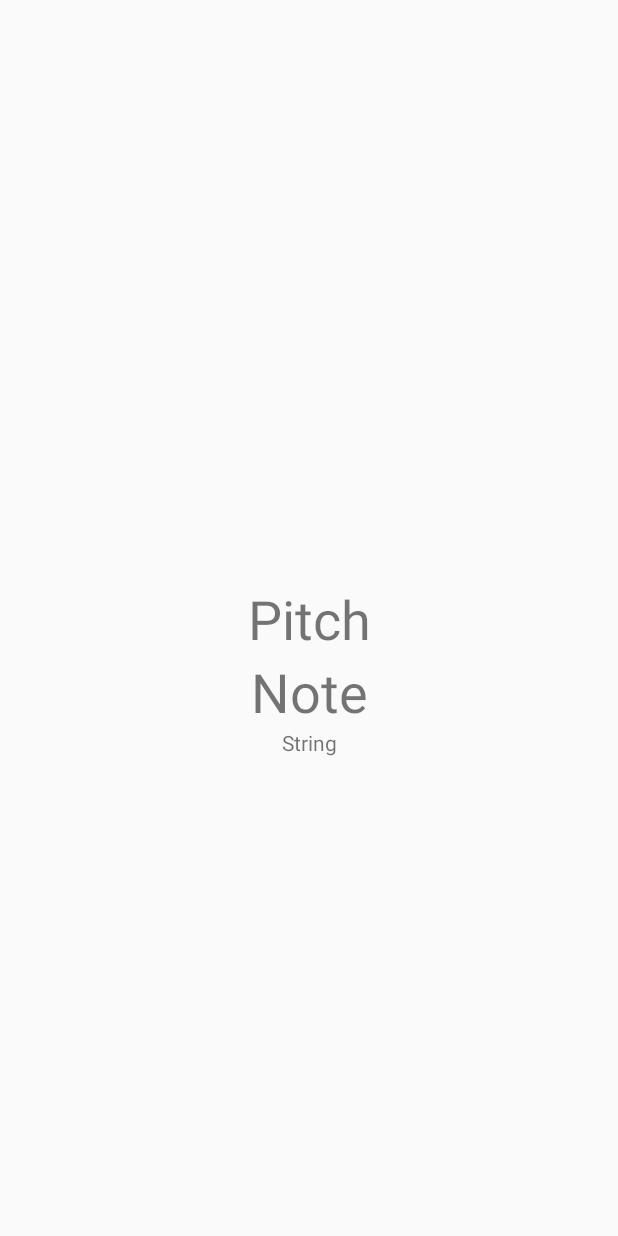
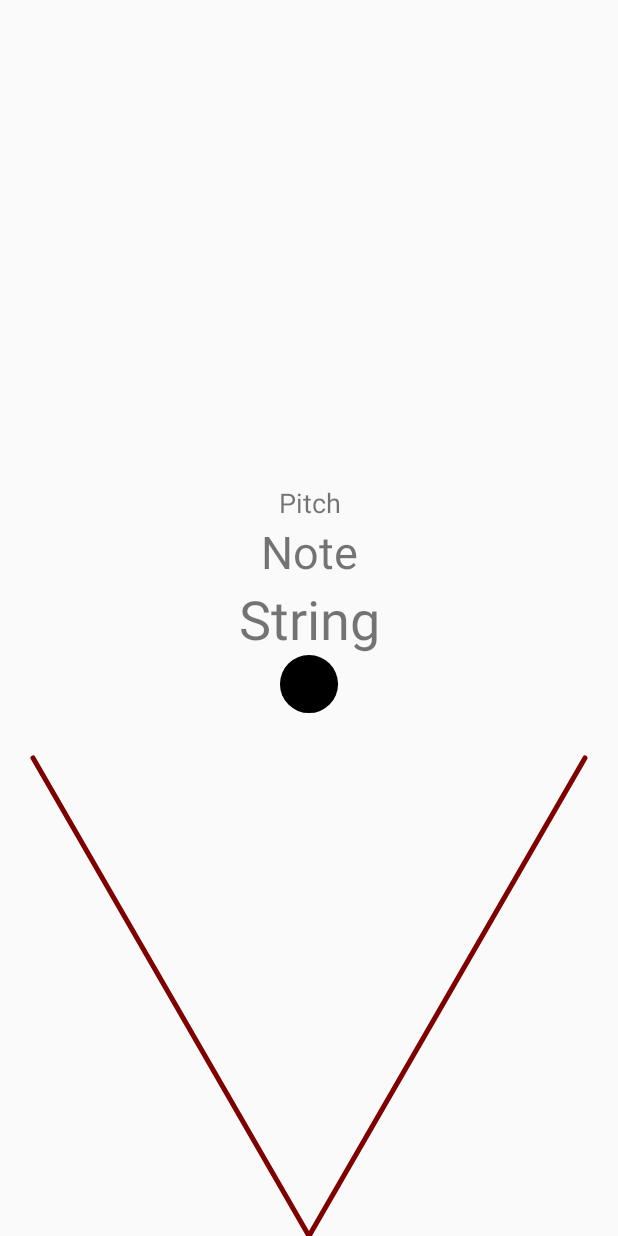
Before and after one commit to snapfractalpop/Guitar-Tuner, an Android app: the layout activity_main.xml on its own in the app's theme, with its tools: preview values and no code run, on a phone screen of 412 x 824 dp. Run offline under Robolectric (Android 15) with nearby library versions, the phone set to English and light mode, and no system bars.

Commit message:
Add permissions check, add pitch meter, fix lifecycle bug, add overtone detection.

```diff
--- a/app/src/main/AndroidManifest.xml
+++ b/app/src/main/AndroidManifest.xml
@@ -3,6 +3,7 @@
     package="com.joykraft.guitartuner">
 
     <uses-permission android:name="android.permission.RECORD_AUDIO" />
+
     <application
         android:allowBackup="true"
         android:icon="@mipmap/ic_launcher"
@@ -17,6 +18,7 @@
                 <category android:name="android.intent.category.LAUNCHER" />
             </intent-filter>
         </activity>
+        <activity android:name=".PermissionExplanation"></activity>
     </application>
 
 </manifest>
--- /dev/null
+++ b/app/src/main/java/com/joykraft/guitartuner/PitchMeter.java
@@ -0,0 +1,109 @@
+package com.joykraft.guitartuner;
+
+import android.content.Context;
+import android.graphics.Canvas;
+import android.graphics.Color;
+import android.graphics.Paint;
+import android.util.AttributeSet;
+import android.view.View;
+
+/**
+ * TODO: document your custom view class.
+ */
+public class PitchMeter extends View {
+
+    private float mPitchError;
+    private Paint mPaint = new Paint();
+    private float[] mHSV = new float[] {0, 1, 1};
+    private boolean mPitchDetected = false;
+
+    public PitchMeter(Context context) {
+        super(context);
+        init(null, 0);
+    }
+
+    public PitchMeter(Context context, AttributeSet attrs) {
+        super(context, attrs);
+        init(attrs, 0);
+    }
+
+    public PitchMeter(Context context, AttributeSet attrs, int defStyle) {
+        super(context, attrs, defStyle);
+        init(attrs, defStyle);
+    }
+
+    private void init(AttributeSet attrs, int defStyle) {
+        mPaint.setStrokeCap(Paint.Cap.ROUND);
+    }
+
+    void setPitchError(float error) {
+        mPitchError = error;
+        mPitchDetected = true;
+        invalidate();
+    }
+
+    void setPitchDetected(boolean pitchDetected) {
+        mPitchDetected = pitchDetected;
+        invalidate();
+    }
+
+    @Override
+    protected void onDraw(Canvas canvas) {
+        super.onDraw(canvas);
+
+        float width = getWidth();
+        float height = getHeight();
+
+        drawGauge(canvas, width, height);
+
+        if (mPitchDetected) {
+            drawNeedle(canvas, width, height);
+        }
+    }
+
+    private void drawGauge(Canvas canvas, float width, float height) {
+        canvas.save();
+
+        mPaint.setStrokeWidth(5);
+        mPaint.setColor(Color.rgb(127, 0, 0));
+        canvas.rotate(-30f, width / 2, height);
+        canvas.drawLine(width / 2, height, width / 2, height / 20, mPaint);
+        canvas.rotate(60f, width / 2, height);
+        canvas.drawLine(width / 2, height, width / 2, height / 20, mPaint);
+
+        canvas.restore();
+
+        int green = 0;
+
+        if (mPitchDetected) {
+            /* black to green as target is reached */
+            green = (int) (255f * (1f - 10f * Math.abs(mPitchError)));
+            green = Math.max(0, Math.min(green, 255));
+        }
+
+        mPaint.setColor(Color.rgb(0, green, 0));
+        canvas.drawCircle(width / 2, height / 20, height / 20, mPaint);
+    }
+
+    private void drawNeedle(Canvas canvas, float width, float height) {
+        /* 1 semitone = 60 degrees (clip range to keep visibility) */
+        float angle = Math.max(-60, Math.min(60 * mPitchError, 60));
+
+        canvas.save();
+        canvas.rotate(angle, width / 2, height);
+
+        /* opaque when error is low, transparent when error is high */
+        int alpha = (int) (1020f * (0.75f - Math.abs(mPitchError)));
+        alpha = Math.max(26, Math.min(alpha, 255));
+
+        /* red to yellow to green as target is reached */
+        mHSV[0] = 120f * (1f - 2f * Math.abs(mPitchError));
+        mHSV[0] = Math.max(0f, Math.min(mHSV[0], 120f));
+
+        mPaint.setStrokeWidth(15);
+        mPaint.setColor(Color.HSVToColor(alpha, mHSV));
+        canvas.drawLine(width / 2, height, width / 2, height / 20, mPaint);
+
+        canvas.restore();
+    }
+}
--- a/app/src/main/res/layout/activity_main.xml
+++ b/app/src/main/res/layout/activity_main.xml
@@ -4,37 +4,49 @@
     xmlns:tools="http://schemas.android.com/tools"
     android:layout_width="match_parent"
     android:layout_height="match_parent"
-    tools:context=".MainActivity">
+    tools:context=".MainActivity"
+    android:keepScreenOn="true" >
 
     <TextView
         android:id="@+id/pitchText"
         android:layout_width="wrap_content"
         android:layout_height="wrap_content"
         android:text="Pitch"
-        android:textSize="36sp"
-        app:layout_constraintBottom_toBottomOf="parent"
+        android:textSize="18sp"
+        app:layout_constraintBottom_toTopOf="@+id/noteText"
+        app:layout_constraintHorizontal_bias="0.501"
         app:layout_constraintLeft_toLeftOf="parent"
-        app:layout_constraintRight_toRightOf="parent"
-        app:layout_constraintTop_toTopOf="parent" />
+        app:layout_constraintRight_toRightOf="parent" />
 
     <TextView
         android:id="@+id/noteText"
         android:layout_width="wrap_content"
         android:layout_height="wrap_content"
         android:text="Note"
-        android:textSize="36sp"
+        android:textSize="30sp"
+        app:layout_constraintBottom_toTopOf="@+id/stringText"
         app:layout_constraintEnd_toEndOf="parent"
         app:layout_constraintHorizontal_bias="0.501"
-        app:layout_constraintStart_toStartOf="parent"
-        app:layout_constraintTop_toBottomOf="@+id/pitchText" />
+        app:layout_constraintStart_toStartOf="parent" />
 
     <TextView
         android:id="@+id/stringText"
         android:layout_width="wrap_content"
         android:layout_height="wrap_content"
         android:text="String"
+        android:textSize="36sp"
+        app:layout_constraintBottom_toBottomOf="parent"
         app:layout_constraintEnd_toEndOf="parent"
         app:layout_constraintStart_toStartOf="parent"
-        app:layout_constraintTop_toBottomOf="@+id/noteText" />
+        app:layout_constraintTop_toTopOf="parent" />
+
+    <com.joykraft.guitartuner.PitchMeter
+        android:id="@+id/pitchMeter"
+        android:layout_width="0dp"
+        android:layout_height="0dp"
+        app:layout_constraintBottom_toBottomOf="parent"
+        app:layout_constraintEnd_toEndOf="parent"
+        app:layout_constraintStart_toStartOf="parent"
+        app:layout_constraintTop_toBottomOf="@+id/stringText" />
 
 </android.support.constraint.ConstraintLayout>
```
Also changed, not shown: app/src/main/java/com/joykraft/guitartuner/MainActivity.java (+111 -45 lines), app/src/main/java/com/joykraft/guitartuner/PermissionExplanation.java (added, +13 -0 lines), app/src/main/java/com/joykraft/guitartuner/Tuning.java (+29 -9 lines), app/src/main/res/layout/activity_permission_explanation.xml (added, +20 -0 lines), app/src/main/res/values/strings.xml (+5 -2 lines), 1 other file.
